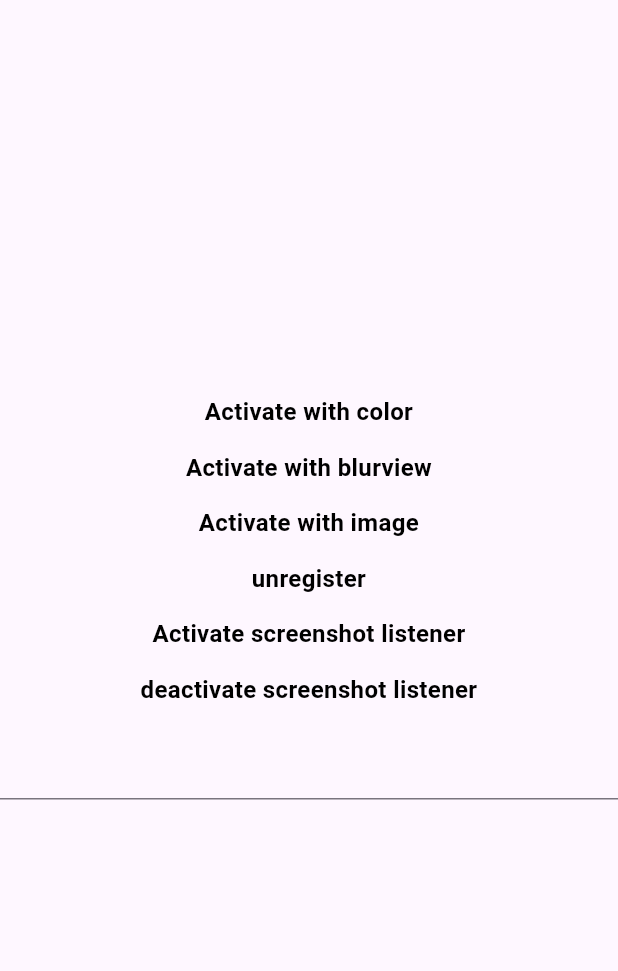
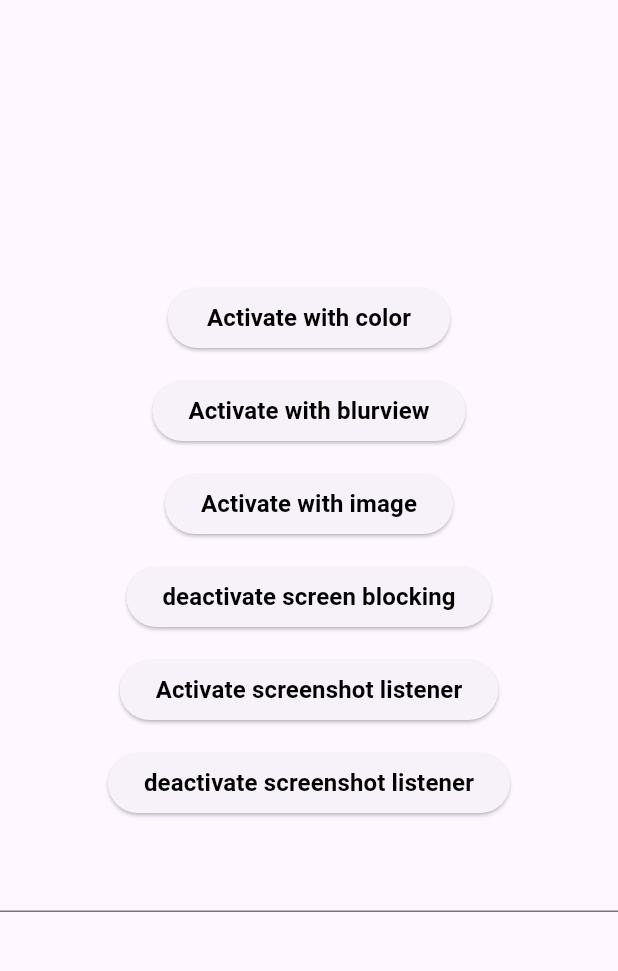
Before and after one commit to gbumps/flutter_screenguard, a Flutter app: the screen it shows after launch, after a tap on "Activate with blurview", on a phone screen of 412 x 824 dp, the part 63-1034 px from its top. Run offline on Flutter 3.47's test engine with Material 3 defaults, Android fonts, the phone set to English and light mode, and no system bars; our stand-ins replace plugin_platform_interface.

Commit message:
chore: update example

```diff
--- a/example/lib/main.dart
+++ b/example/lib/main.dart
@@ -1,11 +1,17 @@
 import 'package:flutter/material.dart';
+import 'package:flutter_localizations/flutter_localizations.dart';
 
 import 'package:flutter_screenguard/flutter_screenguard.dart';
 import 'package:flutter_screenguard/flutter_screenguard_screen_record_event.dart';
 import 'package:flutter_screenguard/flutter_screenguard_screenshot_event.dart';
 
 void main() {
-  runApp(const MyApp());
+  runApp(const MaterialApp(localizationsDelegates: [
+    GlobalMaterialLocalizations.delegate,
+    GlobalWidgetsLocalizations.delegate,
+  ], supportedLocales: [
+    Locale('en', 'US'), // English
+  ], home: MyApp()));
 }
 
 class MyApp extends StatefulWidget {
@@ -34,9 +40,8 @@ class _MyAppState extends State<MyApp> {
         FlutterScreenguardScreenshotEvent(getScreenshotData: false)
           ..initialize();
     _flutterScreenguardScreenRecordingEvent =
-        FlutterScreenguardScreenRecordingEvent()
-          ..initialize();
-    selection = -1; // initPlatformState();
+        FlutterScreenguardScreenRecordingEvent()..initialize();
+    selection = -1;
     textController = TextEditingController();
   }
 
@@ -49,8 +54,7 @@ class _MyAppState extends State<MyApp> {
 
   @override
   Widget build(BuildContext context) {
-    return MaterialApp(
-      home: RepaintBoundary(
+    return RepaintBoundary(
       key: globalKey,
       child: Scaffold(
         appBar: AppBar(
@@ -61,8 +65,8 @@ class _MyAppState extends State<MyApp> {
             crossAxisAlignment: CrossAxisAlignment.center,
             mainAxisAlignment: MainAxisAlignment.center,
             children: [
-                InkWell(
-                  onTap: () async {
+              ElevatedButton(
+                onPressed: () async {
                   setState(() {
                     selection = 0;
                   });
@@ -81,8 +85,8 @@ class _MyAppState extends State<MyApp> {
               const SizedBox(
                 height: 14,
               ),
-                InkWell(
-                  onTap: () async {
+              ElevatedButton(
+                onPressed: () async {
                   await _flutterScreenguardPlugin.registerWithBlurView(
                       radius: 6,
                       timeAfterResume: const Duration(milliseconds: 2000));
@@ -103,8 +107,8 @@ class _MyAppState extends State<MyApp> {
               const SizedBox(
                 height: 14,
               ),
-                InkWell(
-                  onTap: () async {
+              ElevatedButton(
+                onPressed: () async {
                   setState(() {
                     selection = 2;
                   });
@@ -131,15 +135,15 @@ class _MyAppState extends State<MyApp> {
               const SizedBox(
                 height: 14,
               ),
-                InkWell(
-                  onTap: () async {
+              ElevatedButton(
+                onPressed: () async {
                   setState(() {
                     selection = 3;
                   });
                   await _flutterScreenguardPlugin.unregister();
                 },
                 child: Text(
-                    'unregister',
+                  'deactivate screen blocking',
                   textAlign: TextAlign.center,
                   style: TextStyle(
                     color: selection == 3 ? Colors.green : Colors.black,
@@ -151,23 +155,44 @@ class _MyAppState extends State<MyApp> {
               const SizedBox(
                 height: 14,
               ),
-                InkWell(
-                  onTap: () async {
+              ElevatedButton(
+                onPressed: () async {
                   setState(() {
                     selection = 4;
                   });
                   _flutterScreenguardScreenshotListener.addListener(
                     () {
+                      showDialog<void>(
+                        context: context,
+                        barrierDismissible: true, // user must tap button!
+                        builder: (BuildContext context) {
                           FileCaptureDetail? d =
                               _flutterScreenguardScreenshotListener.value;
-                        debugPrint(
-                          'path: ${d?.path}',
+                          return AlertDialog(
+                            title: const Text('Screenshot capture'),
+                            content: SingleChildScrollView(
+                              child: ListBody(
+                                children: <Widget>[
+                                  Text('path: ${d?.path}'),
+                                  Text(
+                                    'name: ${d?.name}',
+                                  ),
+                                  Text(
+                                    'type: ${d?.type}',
+                                  )
+                                ],
+                              ),
+                            ),
+                            actions: <Widget>[
+                              TextButton(
+                                child: const Text('OK'),
+                                onPressed: () {
+                                  Navigator.of(context).pop();
+                                },
+                              ),
+                            ],
                           );
-                        debugPrint(
-                          'name: ${d?.name}',
-                        );
-                        debugPrint(
-                          'type: ${d?.type}',
+                        },
                       );
                     },
                   );
@@ -185,8 +210,8 @@ class _MyAppState extends State<MyApp> {
               const SizedBox(
                 height: 14,
               ),
-                InkWell(
-                  onTap: () async {
+              ElevatedButton(
+                onPressed: () async {
                   setState(() {
                     selection = 5;
                   });
@@ -212,7 +237,6 @@ class _MyAppState extends State<MyApp> {
           ),
         ),
       ),
-      ),
     );
   }
 }
--- a/example/pubspec.yaml
+++ b/example/pubspec.yaml
@@ -22,6 +22,8 @@ scripts:
 dependencies:
   rps:
   flutter:
+    sdk: flutter
+  flutter_localizations:
     sdk: flutter
 
 #  screenshot_callback: ^3.0.1
```
Lines whose indentation alone changed are shown as unchanged.
